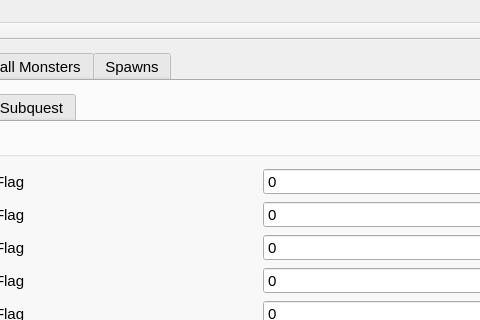
Above: MHGUQuestEditor/MHGUQuestEditor.ui from Fexty12573/MHGUQuestEditor before the change; both pictures show x 325 to 805 and y 0 to 320 of the 1170 by 966 pixel window. Below: the same form after it.
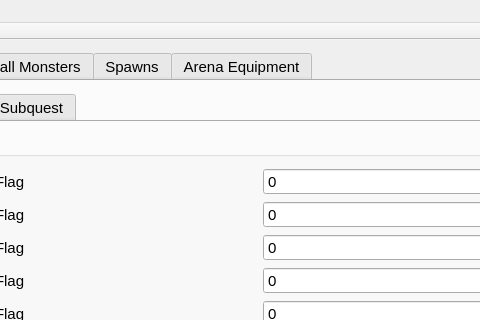
That is the form after the change. The open tabs and pages were chosen to show the change.

Commit message: Arena quest equipment editor + further bugfixes regarding quest arc order

Patch:
```diff
--- a/MHGUQuestEditor/MHGUQuestEditor.ui
+++ b/MHGUQuestEditor/MHGUQuestEditor.ui
@@ -6916,6 +6916,12 @@
         </item>
        </layout>
       </widget>
+      <widget class="QWidget" name="tab_37">
+       <attribute name="title">
+        <string>Arena Equipment</string>
+       </attribute>
+       <layout class="QHBoxLayout" name="horizontalLayout_195"/>
+      </widget>
      </widget>
     </item>
    </layout>
```
Left out of the diff: 29 changed lines with no effect on the pictures. The commit also changes 21 other files.
